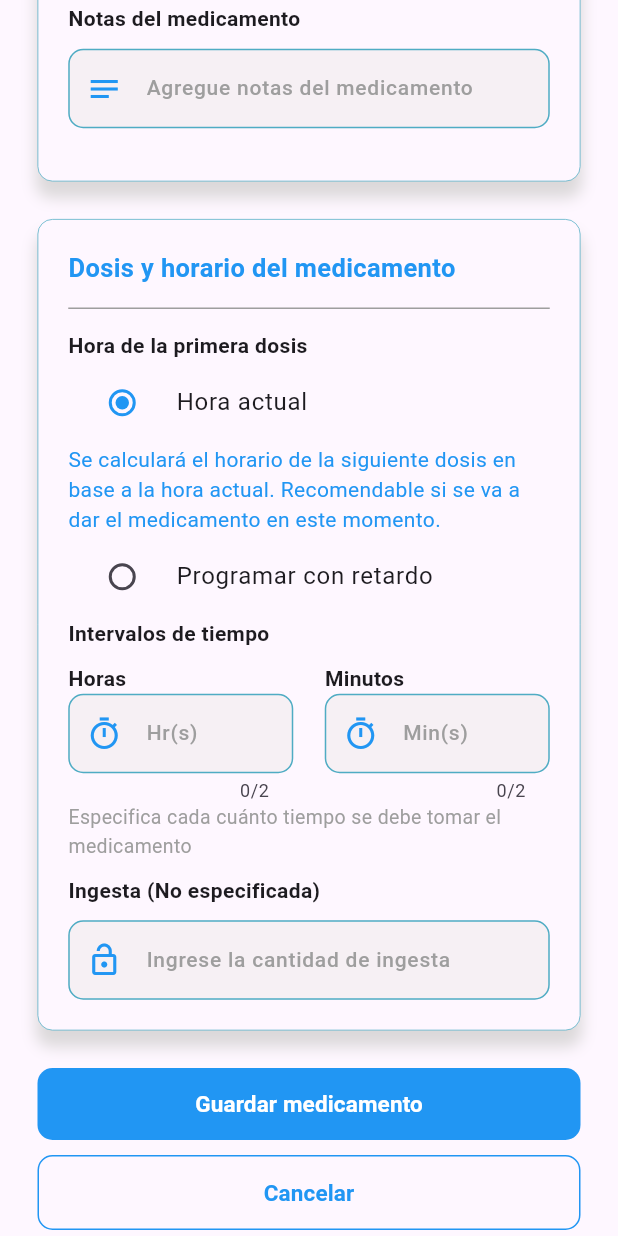
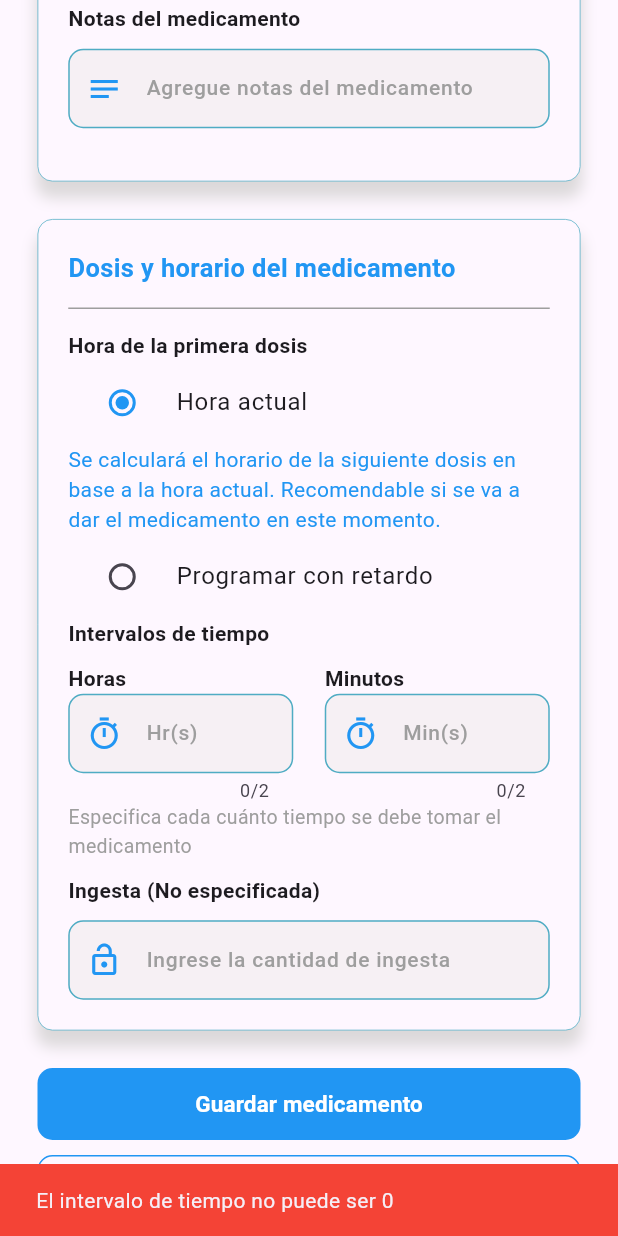
Before and after one commit to kronen9999/mediCare, a Flutter app: the FamiliarPacientesAgregarmedicamentoScreen widget shown alone on an empty page, opened directly with empty values, scrolled down 576 dp, after a tap on "Guardar medicamento", on a phone screen of 412 x 824 dp. Run offline on Flutter 3.47's test engine with Material 3 defaults, Android fonts, the phone set to English and light mode, and no system bars; our stand-ins replace flutter_svg, google_generative_ai, lottie, shared_preferences; missing offline and left inert: flutter_ai_toolkit; accounts and stored records are empty; network calls fail.

Commit message:
Se ha agregado la loogica basica para agregar un medicamento  y su horario,sus modelo y metodo del repositorio

```diff
--- /dev/null
+++ b/lib/models/familiares/medicamentos/familiares_pacientes_agregarmedicamentosh.dart
@@ -0,0 +1,88 @@
+class FamiliaresPacientesAgregarmedicamentosh {
+  final String idFamiliar;
+  final String tokenAcceso;
+  final String idPaciente;
+  final String nombreM;
+  final String descripcionM;
+  final String tipoMedicamento;
+  final String horaPrimeraDosis;
+  final String intervaloHoras;
+  final String intervaloMinutos;
+  final String primerRecordatorio;
+  final String dosis;
+  final String unidadDosis;
+  final String notas;
+
+  FamiliaresPacientesAgregarmedicamentosh({
+    required this.idFamiliar,
+    required this.tokenAcceso,
+    required this.idPaciente,
+    required this.nombreM,
+    required this.descripcionM,
+    required this.tipoMedicamento,
+    required this.horaPrimeraDosis,
+    required this.intervaloHoras,
+    required this.intervaloMinutos,
+    required this.primerRecordatorio,
+    required this.dosis,
+    required this.unidadDosis,
+    required this.notas,
+  });
+
+  factory FamiliaresPacientesAgregarmedicamentosh.fromJson(
+    Map<String, dynamic> json,
+  ) {
+    return FamiliaresPacientesAgregarmedicamentosh(
+      idFamiliar: json['IdFamiliar'],
+      tokenAcceso: json['TokenAcceso'],
+      idPaciente: json['IdPaciente'],
+      nombreM: json['NombreM'],
+      descripcionM: json['DescripcionM'],
+      tipoMedicamento: json['TipoMedicamento'],
+      horaPrimeraDosis: json['HoraPrimeraDosis'],
+      intervaloHoras: json['IntervaloHoras'],
+      intervaloMinutos: json['IntervaloMinutos'],
+      primerRecordatorio: json['PrimerRecordatorio'],
+      dosis: json['Dosis'],
+      unidadDosis: json['UnidadDosis'],
+      notas: json['Notas'],
+    );
+  }
+
+  Map<String, dynamic> toJson() {
+    return {
+      'IdFamiliar': idFamiliar,
+      'TokenAcceso': tokenAcceso,
+      'IdPaciente': idPaciente,
+      'NombreM': nombreM,
+      'DescripcionM': descripcionM,
+      'TipoMedicamento': tipoMedicamento,
+      'HoraPrimeraDosis': horaPrimeraDosis,
+      'IntervaloHoras': intervaloHoras,
+      'IntervaloMinutos': intervaloMinutos,
+      'PrimerRecordatorio': primerRecordatorio,
+      'Dosis': dosis,
+      'UnidadDosis': unidadDosis,
+      'Notas': notas,
+    };
+  }
+}
+
+class FamiliaresPacientesAgregarmedicamentoshResponse {
+  final String message;
+  final String fechaProgramada;
+
+  FamiliaresPacientesAgregarmedicamentoshResponse({
+    required this.message,
+    required this.fechaProgramada,
+  });
+
+  factory FamiliaresPacientesAgregarmedicamentoshResponse.fromJson(
+    Map<String, dynamic> json,
+  ) {
+    return FamiliaresPacientesAgregarmedicamentoshResponse(
+      message: json['message'],
+      fechaProgramada: json['FechaProgramada'],
+    );
+  }
+}
--- a/lib/screens/familiar/medicamentos/familiar_pacientes_agregarmedicamento_screen.dart
+++ b/lib/screens/familiar/medicamentos/familiar_pacientes_agregarmedicamento_screen.dart
@@ -1,4 +1,6 @@
 import 'package:flutter/material.dart';
+import 'package:medicare/models/familiares/medicamentos/familiares_pacientes_agregarmedicamentosh.dart';
+import 'package:medicare/repositories/familiares/familiares_reposotory_global.dart';
 
 class FamiliarPacientesAgregarmedicamentoScreen extends StatefulWidget {
   final String? idFamiliar;
@@ -6,6 +8,7 @@ class FamiliarPacientesAgregarmedicamentoScreen extends StatefulWidget {
   final String? idPaciente;
   final String? nombrePaciente;
   final void Function(String) onSelect;
+  final void Function() onUpdateM;
   const FamiliarPacientesAgregarmedicamentoScreen({
     super.key,
     required this.idFamiliar,
@@ -13,6 +16,7 @@ class FamiliarPacientesAgregarmedicamentoScreen extends StatefulWidget {
     required this.idPaciente,
     required this.nombrePaciente,
     required this.onSelect,
+    required this.onUpdateM,
   });
 
   @override
@@ -48,7 +52,7 @@ class _FamiliarPacientesAgregarmedicamentoScreenState
     'Inhaladores: dosis',
   ];
   String? opcionSeleccionada;
-  bool? primerRecordatorio = false;
+  bool primerRecordatorio = false;
 
   int? retardoHora = 0;
   int? retardoMinutos = 0;
@@ -1073,7 +1077,7 @@ class _FamiliarPacientesAgregarmedicamentoScreenState
               ),
               child: TextButton(
                 onPressed: () {
-                  AgregarMedicamento();
+                  agregarMedicamento(context);
                 },
                 child: Text(
                   "Guardar medicamento",
@@ -1114,7 +1118,66 @@ class _FamiliarPacientesAgregarmedicamentoScreenState
     );
   }
 
-  void AgregarMedicamento() {}
+  void agregarMedicamento(context) async {
+    String recordatorio = "";
+    if (primerRecordatorio) {
+      recordatorio = "ConRecordatorio";
+    } else {
+      recordatorio = "SinRecordatorio";
+    }
+    final repo = FamiliaresReposotoryGlobal();
+    if (intervaloHora == 0 && intervaloMinutos == 0) {
+      ScaffoldMessenger.of(context).showSnackBar(
+        SnackBar(
+          backgroundColor: Colors.red,
+          content: Text("El intervalo de tiempo no puede ser 0"),
+        ),
+      );
+      return;
+    }
+    try {
+      showDialog(
+        context: context,
+        barrierDismissible: false,
+        builder: (_) =>
+            Center(child: CircularProgressIndicator(color: Colors.blue)),
+      );
+      final result = await repo.agregarMedicamentoH(
+        FamiliaresPacientesAgregarmedicamentosh(
+          idFamiliar: widget.idFamiliar ?? "",
+          tokenAcceso: widget.tokenAcceso ?? "",
+          idPaciente: widget.idPaciente ?? "",
+          nombreM: nombreM ?? "",
+          descripcionM: descripcionM ?? "",
+          tipoMedicamento: tipoMedicamento ?? "",
+          horaPrimeraDosis: horaInicioMedicamento ?? "",
+          intervaloHoras: intervaloHora.toString(),
+          intervaloMinutos: intervaloMinutos.toString(),
+          primerRecordatorio: recordatorio,
+          dosis: dosis ?? "",
+          unidadDosis: unidadDosis ?? "",
+          notas: notas ?? "",
+        ),
+      );
+      Navigator.of(context).pop();
+      widget.onUpdateM();
+      widget.onSelect("defecto");
+      ScaffoldMessenger.of(context).showSnackBar(
+        SnackBar(
+          backgroundColor: Colors.green,
+          content: Text(result.message + "\n" + result.fechaProgramada),
+        ),
+      );
+    } catch (e) {
+      Navigator.of(context).pop();
+      ScaffoldMessenger.of(context).showSnackBar(
+        SnackBar(
+          backgroundColor: Colors.red,
+          content: Text(e.toString().replaceAll("Exception: ", "")),
+        ),
+      );
+    }
+  }
 
   String formato12Horas(String hora24) {
     // hora24 debe ser tipo "HH:mm"
--- a/lib/screens/familiar/medicamentos/familiar_pacientes_medicamentos_screen.dart
+++ b/lib/screens/familiar/medicamentos/familiar_pacientes_medicamentos_screen.dart
@@ -46,6 +46,7 @@ class _FamiliarPacientesMedicamentosScreenState
             idPaciente: widget.idPaciente,
             nombrePaciente: widget.nombrePaciente,
             onSelect: setApartado,
+            onUpdateM: obtenerMedicamentos,
           )
         : CircularProgressIndicator();
   }
```
Also changed, not shown: lib/repositories/familiares/familiares_reposotory_global.dart (+29 -0 lines).
